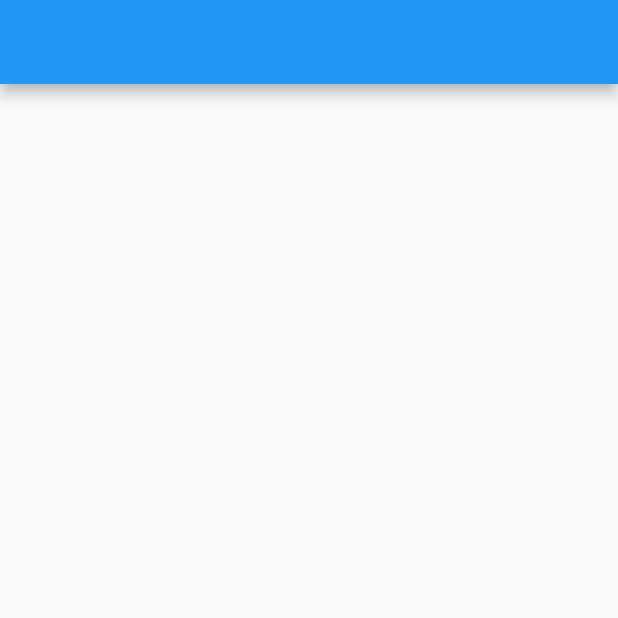
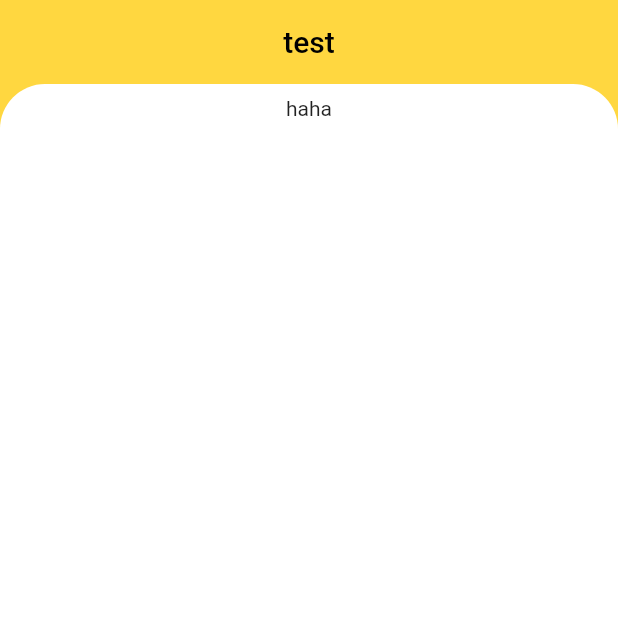
Before and after one commit to Hhanri/generic_restaurant_app, a Flutter app: the screen it shows after launch, on a phone screen of 412 x 824 dp, the top half of it. Run offline on Flutter 3.47's test engine with Material 2 defaults, Android fonts, the phone set to English and light mode, and no system bars; our stand-ins replace equatable.

Commit message:
theme, ScaffoldWidget

```diff
--- a/lib/main.dart
+++ b/lib/main.dart
@@ -1,6 +1,7 @@
 import 'package:flutter/material.dart';
-import 'package:generic_restaurant_app/models/product_model.dart';
 import 'package:generic_restaurant_app/models/section_model.dart';
+import 'package:generic_restaurant_app/resources/theme.dart';
+import 'package:generic_restaurant_app/widgets/scaffold_widget.dart';
 
 void main() {
   runApp(const MyApp());
@@ -13,9 +14,7 @@ class MyApp extends StatelessWidget {
   Widget build(BuildContext context) {
     return MaterialApp(
       title: 'Restaurant App',
-      theme: ThemeData(
-        primarySwatch: Colors.blue,
-      ),
+      theme: theme,
       home: const MyHomePage(),
     );
   }
@@ -50,9 +49,6 @@ class _MyHomePageState extends State<MyHomePage> {
     final testVerif = SectionModel.toJson(dummy);
     print(dummy == SectionModel.fromJson(testVerif));
 
-    return Scaffold(
-      appBar: AppBar(),
-      body: Center()
-    );
+    return const ScaffoldWidget(title: "test", child: Text("haha"));
   }
 }
--- a/lib/models/product_model.dart
+++ b/lib/models/product_model.dart
@@ -4,7 +4,7 @@ class ProductModel extends Equatable{
   final String productName;
   final String price;
 
-  ProductModel({
+  const ProductModel({
     required this.productName,
     required this.price
   });
--- a/lib/models/section_model.dart
+++ b/lib/models/section_model.dart
@@ -5,7 +5,7 @@ class SectionModel extends Equatable{
   final String sectionName;
   final List<ProductModel> products;
 
-  SectionModel({
+  const SectionModel({
     required this.sectionName,
     required this.products
   });
--- /dev/null
+++ b/lib/resources/theme.dart
@@ -0,0 +1,15 @@
+import 'package:flutter/material.dart';
+
+final ThemeData theme = ThemeData(
+
+  appBarTheme: const AppBarTheme(
+    color: Colors.amberAccent,
+    centerTitle: true,
+    elevation: 0,
+  ),
+
+  scaffoldBackgroundColor: Colors.amberAccent,
+
+  brightness: Brightness.light,
+  primarySwatch: Colors.amber
+);
--- /dev/null
+++ b/lib/widgets/scaffold_widget.dart
@@ -0,0 +1,36 @@
+import 'package:flutter/material.dart';
+
+class ScaffoldWidget extends StatelessWidget {
+  final String title;
+  final Widget child;
+  const ScaffoldWidget({
+    Key? key,
+    required this.title,
+    required this.child
+  }) : super(key: key);
+
+  @override
+  Widget build(BuildContext context) {
+    return Scaffold(
+      appBar: AppBar(
+        title: Text(title),
+      ),
+      body: Container(
+        decoration: BoxDecoration(
+          color: Theme.of(context).colorScheme.surface,
+          borderRadius: const BorderRadius.only(
+            topLeft: Radius.circular(30),
+            topRight:Radius.circular(30)
+          )
+        ),
+        child: Padding(
+          padding: const EdgeInsets.all(8.0),
+          child: Align(
+            alignment: Alignment.topCenter,
+            child: child,
+          )
+        )
+      ),
+    );
+  }
+}
```
